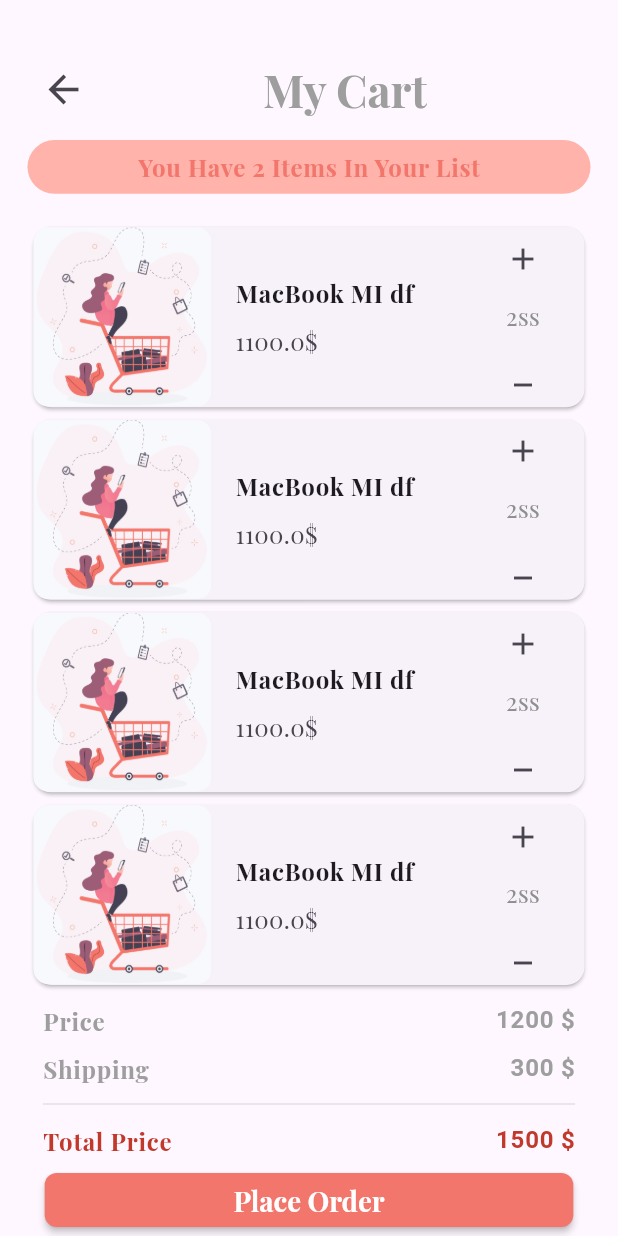
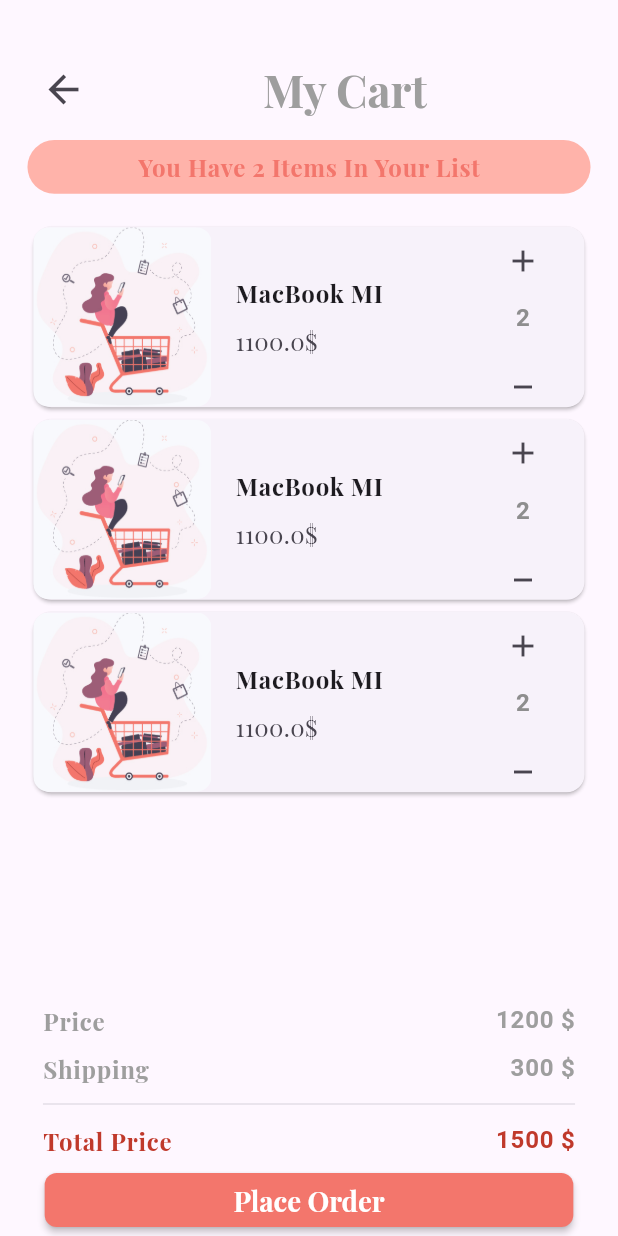
Before and after one commit to MohammedAnwar2/ecommerce-app, a Flutter app: the MyCardScreen screen opened by its route, on a phone screen of 412 x 824 dp. Run offline on Flutter 3.47's test engine with Material 3 defaults, Android fonts, the phone set to English and light mode, and no system bars; our stand-ins replace cached_network_image, connectivity_plus, firebase_core, firebase_messaging, flutter_otp_text_field, flutter_screenutil and 5 more; missing offline and left inert: dart:ffi; accounts and stored records are empty; project files that could hold a hidden picture were left out.

Commit message:
Update item card info layout and list items count
Adjust layout and item count in ItemCardInfo widget and ListItemsCard widget
to improve visual presentation and user experience.

```diff
--- a/lib/view/widget/my_card/item_card_info.dart
+++ b/lib/view/widget/my_card/item_card_info.dart
@@ -30,7 +30,7 @@ class ItemCardInfo extends StatelessWidget {
             flex: 3,
             child: ListTile(
               title: Text(
-                "MacBook MI df  ",
+                "MacBook MI ",
                 maxLines: 2,
                 overflow: TextOverflow.ellipsis,
               ),
@@ -44,11 +44,17 @@ class ItemCardInfo extends StatelessWidget {
               mainAxisAlignment: MainAxisAlignment.center,
               children: [
                 SizedBox(
+                    height: verticalSized(38),
+                    child: IconButton(onPressed: () {}, icon: Icon(Icons.add))),
+                Text(
+                  "2",
+                  style: Theme.of(context)
+                      .textTheme
+                      .bodyLarge!
+                      .copyWith(fontFamily: ""),
+                ),
+                SizedBox(
                     height: verticalSized(36),
-                    child: IconButton(onPressed: () {}, icon: Icon(Icons.add))),
-                const Text("2ss"),
-                SizedBox(
-                    height: verticalSized(38),
                     child: IconButton(
                         onPressed: () {}, icon: Icon(Icons.minimize))),
               ],
--- a/lib/view/widget/my_card/list_items_card.dart
+++ b/lib/view/widget/my_card/list_items_card.dart
@@ -9,7 +9,7 @@ class ListItemsCard extends StatelessWidget {
   Widget build(BuildContext context) {
     return ListView.builder(
       padding: EdgeInsetsDirectional.only(top: verticalSized(15)),
-      itemCount: 10,
+      itemCount: 3,
       shrinkWrap: true,
       physics: const NeverScrollableScrollPhysics(),
       itemBuilder: (BuildContext context, int index) {
```
